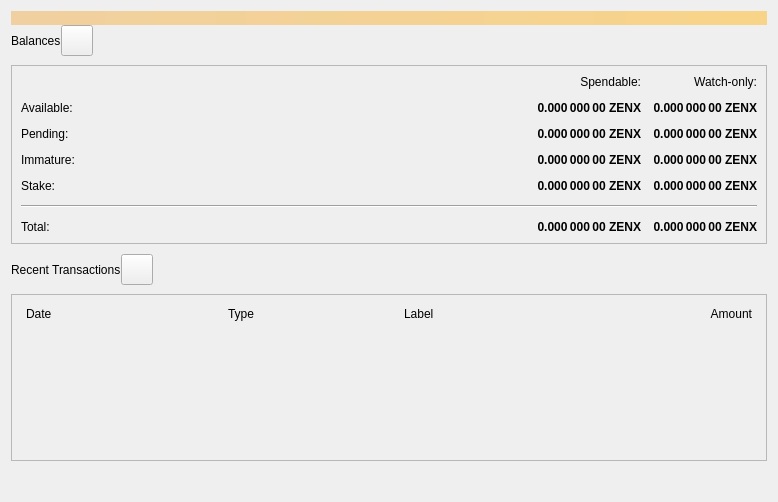
Before: the Qt Designer form src/qt/forms/overviewpage.ui in zentoshi/zentoshi, drawn with Qt 5.
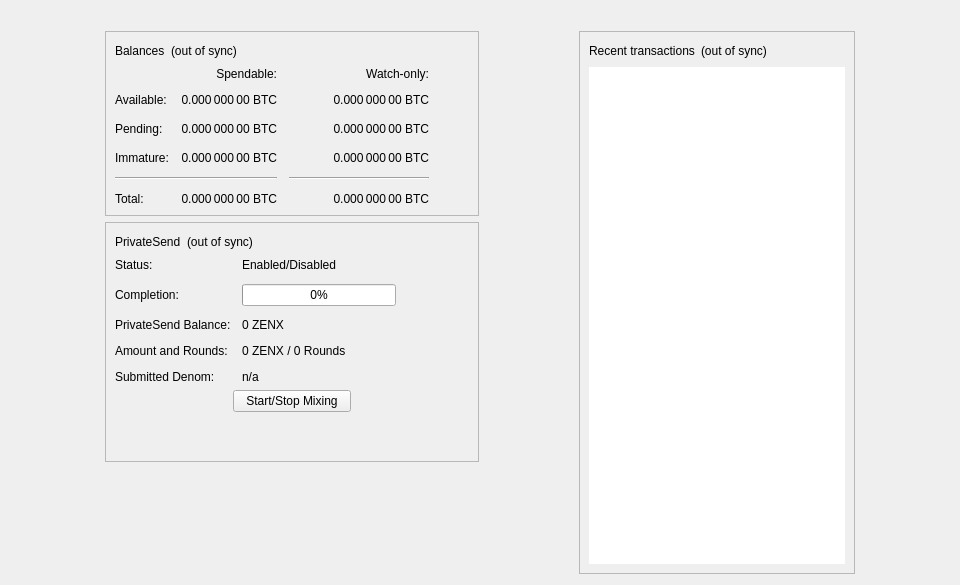
After: the same form once the commit is applied. Icons and pictures are not drawn.

The edit to the form file:
```diff
--- a/src/qt/forms/overviewpage.ui
+++ b/src/qt/forms/overviewpage.ui
@@ -6,25 +6,25 @@
    <rect>
     <x>0</x>
     <y>0</y>
-    <width>778</width>
-    <height>502</height>
+    <width>960</width>
+    <height>585</height>
    </rect>
   </property>
+  <property name="minimumSize">
+   <size>
+    <width>960</width>
+    <height>0</height>
+   </size>
+  </property>
   <property name="windowTitle">
    <string>Form</string>
   </property>
   <layout class="QVBoxLayout" name="topLayout">
-   <property name="spacing">
-    <number>0</number>
-   </property>
    <item>
     <widget class="QLabel" name="labelAlerts">
      <property name="visible">
       <bool>false</bool>
      </property>
-     <property name="styleSheet">
-      <string notr="true">QLabel { background-color: qlineargradient(x1: 0, y1: 0, x2: 1, y2: 0, stop:0 #F0D0A0, stop:1 #F8D488); color:#000000; }</string>
-     </property>
      <property name="wordWrap">
       <bool>true</bool>
      </property>
@@ -37,70 +37,27 @@
     </widget>
    </item>
    <item>
-    <layout class="QGridLayout" name="gridLayout_2">
-     <item row="0" column="0">
-      <layout class="QHBoxLayout" name="horizontalLayout_2">
-       <property name="bottomMargin">
-        <number>9</number>
-       </property>
+    <layout class="QHBoxLayout" name="horizontalLayout" stretch="1,0,1,0,1">
        <item>
-        <widget class="QLabel" name="labelBalances">
-         <property name="text">
-          <string>Balances</string>
-         </property>
-        </widget>
-       </item>
-       <item>
-        <widget class="QToolButton" name="labelWalletStatus">
-         <property name="enabled">
-          <bool>true</bool>
-         </property>
-         <property name="toolTip">
-          <string>The displayed information may be out of date. Your wallet automatically synchronizes with the Zentoshi network after a connection is established, but this process has not completed yet.</string>
-         </property>
-         <property name="text">
-          <string/>
-         </property>
-         <property name="icon">
-          <iconset>
-           <normaloff>:/icons/warning</normaloff>
-           <disabledoff>:/icons/warning</disabledoff>:/icons/warning</iconset>
-         </property>
-         <property name="iconSize">
-          <size>
-           <width>24</width>
-           <height>24</height>
-          </size>
-         </property>
-         <property name="flat" stdset="0">
-          <bool>false</bool>
-         </property>
-        </widget>
-       </item>
-       <item>
-        <spacer name="horizontalSpacer">
+      <spacer name="horizontalSpacerLeft">
          <property name="orientation">
           <enum>Qt::Horizontal</enum>
          </property>
+       <property name="sizeType">
+        <enum>QSizePolicy::Preferred</enum>
+       </property>
          <property name="sizeHint" stdset="0">
           <size>
-           <width>40</width>
+         <width>10</width>
            <height>20</height>
           </size>
          </property>
         </spacer>
        </item>
-      </layout>
-     </item>
-     <item row="0" column="1">
-      <layout class="QHBoxLayout" name="horizontalLayout_4">
-       <property name="bottomMargin">
-        <number>9</number>
-       </property>
-      </layout>
-     </item>
-     <item row="1" column="0">
-      <widget class="QFrame" name="frameBalances">
+     <item>
+      <layout class="QVBoxLayout" name="verticalLayout_2">
+       <item>
+        <widget class="QFrame" name="frame">
        <property name="frameShape">
         <enum>QFrame::StyledPanel</enum>
        </property>
@@ -108,19 +65,50 @@
         <enum>QFrame::Raised</enum>
        </property>
        <layout class="QVBoxLayout" name="verticalLayout_4">
+          <item>
+           <layout class="QHBoxLayout" name="horizontalLayout_4">
+            <item>
+             <widget class="QLabel" name="label_5">
+              <property name="text">
+               <string>Balances</string>
+              </property>
+             </widget>
+            </item>
+            <item>
+             <widget class="QLabel" name="labelWalletStatus">
+              <property name="toolTip">
+               <string>The displayed information may be out of date. Your wallet automatically synchronizes with the ZenX network after a connection is established, but this process has not completed yet.</string>
+              </property>
+              <property name="text">
+               <string notr="true">(out of sync)</string>
+              </property>
+              <property name="alignment">
+               <set>Qt::AlignLeading|Qt::AlignLeft|Qt::AlignVCenter</set>
+              </property>
+             </widget>
+            </item>
+            <item>
+             <spacer name="horizontalSpacer_3">
+              <property name="orientation">
+               <enum>Qt::Horizontal</enum>
+              </property>
+              <property name="sizeHint" stdset="0">
+               <size>
+                <width>40</width>
+                <height>20</height>
+               </size>
+              </property>
+             </spacer>
+            </item>
+           </layout>
+          </item>
         <item>
          <layout class="QGridLayout" name="gridLayout">
           <property name="spacing">
            <number>12</number>
           </property>
-          <item row="2" column="3">
+            <item row="2" column="2">
            <widget class="QLabel" name="labelWatchPending">
-            <property name="font">
-             <font>
-              <weight>75</weight>
-              <bold>true</bold>
-             </font>
-            </property>
             <property name="cursor">
              <cursorShape>IBeamCursor</cursorShape>
             </property>
@@ -128,7 +116,7 @@
              <string>Unconfirmed transactions to watch-only addresses</string>
             </property>
             <property name="text">
-             <string notr="true">0.000 000 00 ZENX</string>
+               <string notr="true">0.000 000 00 BTC</string>
             </property>
             <property name="alignment">
              <set>Qt::AlignRight|Qt::AlignTrailing|Qt::AlignVCenter</set>
@@ -138,14 +126,8 @@
             </property>
            </widget>
           </item>
-          <item row="2" column="2">
+            <item row="2" column="1">
            <widget class="QLabel" name="labelUnconfirmed">
-            <property name="font">
-             <font>
-              <weight>75</weight>
-              <bold>true</bold>
-             </font>
-            </property>
             <property name="cursor">
              <cursorShape>IBeamCursor</cursorShape>
             </property>
@@ -153,7 +135,7 @@
              <string>Total of transactions that have yet to be confirmed, and do not yet count toward the spendable balance</string>
             </property>
             <property name="text">
-             <string notr="true">0.000 000 00 ZENX</string>
+               <string notr="true">0.000 000 00 BTC</string>
             </property>
             <property name="alignment">
              <set>Qt::AlignRight|Qt::AlignTrailing|Qt::AlignVCenter</set>
@@ -164,13 +146,59 @@
            </widget>
           </item>
           <item row="3" column="2">
+             <widget class="QLabel" name="labelWatchImmature">
+              <property name="cursor">
+               <cursorShape>IBeamCursor</cursorShape>
+              </property>
+              <property name="toolTip">
+               <string>Mined balance in watch-only addresses that has not yet matured</string>
+              </property>
+              <property name="text">
+               <string notr="true">0.000 000 00 BTC</string>
+              </property>
+              <property name="alignment">
+               <set>Qt::AlignRight|Qt::AlignTrailing|Qt::AlignVCenter</set>
+              </property>
+              <property name="textInteractionFlags">
+               <set>Qt::LinksAccessibleByMouse|Qt::TextSelectableByKeyboard|Qt::TextSelectableByMouse</set>
+              </property>
+             </widget>
+            </item>
+            <item row="4" column="0" colspan="2">
+             <widget class="Line" name="lineSpendableBalance">
+              <property name="orientation">
+               <enum>Qt::Horizontal</enum>
+              </property>
+             </widget>
+            </item>
+            <item row="4" column="2">
+             <widget class="Line" name="lineWatchBalance">
+              <property name="sizePolicy">
+               <sizepolicy hsizetype="Preferred" vsizetype="Fixed">
+                <horstretch>0</horstretch>
+                <verstretch>0</verstretch>
+               </sizepolicy>
+              </property>
+              <property name="minimumSize">
+               <size>
+                <width>140</width>
+                <height>0</height>
+               </size>
+              </property>
+              <property name="orientation">
+               <enum>Qt::Horizontal</enum>
+              </property>
+             </widget>
+            </item>
+            <item row="5" column="0">
+             <widget class="QLabel" name="labelTotalText">
+              <property name="text">
+               <string>Total:</string>
+              </property>
+             </widget>
+            </item>
+            <item row="3" column="1">
            <widget class="QLabel" name="labelImmature">
-            <property name="font">
-             <font>
-              <weight>75</weight>
-              <bold>true</bold>
-             </font>
-            </property>
             <property name="cursor">
              <cursorShape>IBeamCursor</cursorShape>
             </property>
@@ -178,7 +206,7 @@
              <string>Mined balance that has not yet matured</string>
             </property>
             <property name="text">
-             <string notr="true">0.000 000 00 ZENX</string>
+               <string notr="true">0.000 000 00 BTC</string>
             </property>
             <property name="alignment">
              <set>Qt::AlignRight|Qt::AlignTrailing|Qt::AlignVCenter</set>
@@ -188,6 +216,19 @@
             </property>
            </widget>
           </item>
+            <item row="2" column="3">
+             <spacer name="horizontalSpacer_2">
+              <property name="orientation">
+               <enum>Qt::Horizontal</enum>
+              </property>
+              <property name="sizeHint" stdset="0">
+               <size>
+                <width>40</width>
+                <height>20</height>
+               </size>
+              </property>
+             </spacer>
+            </item>
           <item row="3" column="0">
            <widget class="QLabel" name="labelImmatureText">
             <property name="text">
@@ -195,7 +236,45 @@
             </property>
            </widget>
           </item>
-          <item row="0" column="3">
+            <item row="5" column="1">
+             <widget class="QLabel" name="labelTotal">
+              <property name="cursor">
+               <cursorShape>IBeamCursor</cursorShape>
+              </property>
+              <property name="toolTip">
+               <string>Your current total balance</string>
+              </property>
+              <property name="text">
+               <string notr="true">0.000 000 00 BTC</string>
+              </property>
+              <property name="alignment">
+               <set>Qt::AlignRight|Qt::AlignTrailing|Qt::AlignVCenter</set>
+              </property>
+              <property name="textInteractionFlags">
+               <set>Qt::LinksAccessibleByMouse|Qt::TextSelectableByKeyboard|Qt::TextSelectableByMouse</set>
+              </property>
+             </widget>
+            </item>
+            <item row="5" column="2">
+             <widget class="QLabel" name="labelWatchTotal">
+              <property name="cursor">
+               <cursorShape>IBeamCursor</cursorShape>
+              </property>
+              <property name="toolTip">
+               <string>Current total balance in watch-only addresses</string>
+              </property>
+              <property name="text">
+               <string notr="true">0.000 000 00 BTC</string>
+              </property>
+              <property name="alignment">
+               <set>Qt::AlignRight|Qt::AlignTrailing|Qt::AlignVCenter</set>
+              </property>
+              <property name="textInteractionFlags">
+               <set>Qt::LinksAccessibleByMouse|Qt::TextSelectableByKeyboard|Qt::TextSelectableByMouse</set>
+              </property>
+             </widget>
+            </item>
+            <item row="0" column="2">
            <widget class="QLabel" name="labelWatchonly">
             <property name="text">
              <string>Watch-only:</string>
@@ -212,14 +291,8 @@
             </property>
            </widget>
           </item>
-          <item row="1" column="2">
+            <item row="1" column="1">
            <widget class="QLabel" name="labelBalance">
-            <property name="font">
-             <font>
-              <weight>75</weight>
-              <bold>true</bold>
-             </font>
-            </property>
             <property name="cursor">
              <cursorShape>IBeamCursor</cursorShape>
             </property>
@@ -227,7 +300,7 @@
              <string>Your current spendable balance</string>
             </property>
             <property name="text">
-             <string notr="true">0.000 000 00 ZENX</string>
+               <string notr="true">0.000 000 00 BTC</string>
             </property>
             <property name="alignment">
              <set>Qt::AlignRight|Qt::AlignTrailing|Qt::AlignVCenter</set>
@@ -237,14 +310,8 @@
             </property>
            </widget>
           </item>
-          <item row="1" column="3">
+            <item row="1" column="2">
            <widget class="QLabel" name="labelWatchAvailable">
-            <property name="font">
-             <font>
-              <weight>75</weight>
-              <bold>true</bold>
-             </font>
-            </property>
             <property name="cursor">
              <cursorShape>IBeamCursor</cursorShape>
             </property>
@@ -252,7 +319,7 @@
              <string>Your current balance in watch-only addresses</string>
             </property>
             <property name="text">
-             <string notr="true">0.000 000 00 ZENX</string>
+               <string notr="true">0.000 000 00 BTC</string>
             </property>
             <property name="alignment">
              <set>Qt::AlignRight|Qt::AlignTrailing|Qt::AlignVCenter</set>
@@ -269,7 +336,7 @@
             </property>
            </widget>
           </item>
-          <item row="0" column="2">
+            <item row="0" column="1">
            <widget class="QLabel" name="labelSpendable">
             <property name="text">
              <string>Spendable:</string>
@@ -279,140 +346,163 @@
             </property>
            </widget>
           </item>
+           </layout>
+          </item>
+         </layout>
+        </widget>
+       </item>
+       <item>
+        <widget class="QFrame" name="framePrivateSend">
+         <property name="layoutDirection">
+          <enum>Qt::LeftToRight</enum>
+         </property>
+         <property name="frameShape">
+          <enum>QFrame::StyledPanel</enum>
+         </property>
+         <property name="frameShadow">
+          <enum>QFrame::Raised</enum>
+         </property>
+         <layout class="QVBoxLayout" name="VerticalLayout_PS1">
+          <item>
+           <layout class="QHBoxLayout" name="horizontalLayout_5">
+            <item>
+             <widget class="QLabel" name="labelPrivateSendHeader">
+              <property name="text">
+               <string>PrivateSend</string>
+              </property>
+             </widget>
+            </item>
+            <item>
+             <widget class="QLabel" name="labelPrivateSendSyncStatus">
+              <property name="toolTip">
+               <string>The displayed information may be out of date. Your wallet automatically synchronizes with the ZenX network after a connection is established, but this process has not completed yet.</string>
+              </property>
+              <property name="text">
+               <string notr="true">(out of sync)</string>
+              </property>
+              <property name="alignment">
+               <set>Qt::AlignLeading|Qt::AlignLeft|Qt::AlignVCenter</set>
+              </property>
+             </widget>
+            </item>
+            <item>
+             <spacer name="horizontalSpacer_4">
+              <property name="orientation">
+               <enum>Qt::Horizontal</enum>
+              </property>
+              <property name="sizeHint" stdset="0">
+               <size>
+                <width>40</width>
+                <height>20</height>
+               </size>
+              </property>
+             </spacer>
+            </item>
+           </layout>
+          </item>
+          <item>
+           <layout class="QFormLayout" name="privateSendFormLayout">
+            <property name="fieldGrowthPolicy">
+             <enum>QFormLayout::AllNonFixedFieldsGrow</enum>
+            </property>
+            <property name="horizontalSpacing">
+             <number>11</number>
+            </property>
+            <property name="verticalSpacing">
+             <number>12</number>
+            </property>
+            <item row="0" column="0">
+             <widget class="QLabel" name="labelPrivateSendEnabledText">
+              <property name="text">
+               <string>Status:</string>
+              </property>
+             </widget>
+            </item>
+            <item row="0" column="1">
+             <widget class="QLabel" name="labelPrivateSendEnabled">
+              <property name="text">
+               <string>Enabled/Disabled</string>
+              </property>
+             </widget>
+            </item>
+            <item row="1" column="0">
+             <widget class="QLabel" name="labelCompletitionText">
+              <property name="text">
+               <string>Completion:</string>
+              </property>
+             </widget>
+            </item>
+            <item row="1" column="1">
+             <widget class="QProgressBar" name="privateSendProgress">
+              <property name="maximumSize">
+               <size>
+                <width>154</width>
+                <height>16777215</height>
+               </size>
+              </property>
+              <property name="value">
+               <number>0</number>
+              </property>
+             </widget>
+            </item>
+            <item row="2" column="0">
+             <widget class="QLabel" name="labelAnonymizedText">
+              <property name="text">
+               <string>PrivateSend Balance:</string>
+              </property>
+             </widget>
+            </item>
+            <item row="2" column="1">
+             <widget class="QLabel" name="labelAnonymized">
+              <property name="text">
+               <string notr="true">0 ZENX</string>
+              </property>
+             </widget>
+            </item>
+            <item row="3" column="0">
+             <widget class="QLabel" name="labelAmountAndRoundsText">
+              <property name="text">
+               <string>Amount and Rounds:</string>
+              </property>
+             </widget>
+            </item>
+            <item row="3" column="1">
+             <widget class="QLabel" name="labelAmountRounds">
+              <property name="text">
+               <string>0 ZENX / 0 Rounds</string>
+              </property>
+             </widget>
+            </item>
           <item row="4" column="0">
-           <widget class="QLabel" name="labelStakedText">
+             <widget class="QLabel" name="labelSubmittedDenomText">
             <property name="text">
-             <string>Stake:</string>
+               <string>Submitted Denom:</string>
             </property>
            </widget>
           </item>
-          <item row="4" column="2">
-           <widget class="QLabel" name="labelStaked">
-            <property name="font">
-             <font>
-              <weight>75</weight>
-              <bold>true</bold>
-             </font>
-            </property>
-            <property name="text">
-             <string>0.000 000 00 ZENX</string>
-            </property>
-            <property name="alignment">
-             <set>Qt::AlignRight|Qt::AlignTrailing|Qt::AlignVCenter</set>
-            </property>
-            <property name="textInteractionFlags">
-             <set>Qt::LinksAccessibleByMouse|Qt::TextSelectableByKeyboard|Qt::TextSelectableByMouse</set>
-            </property>
-           </widget>
-          </item>
-          <item row="4" column="3">
-           <widget class="QLabel" name="labelWatchStaked">
-            <property name="font">
-             <font>
-              <weight>75</weight>
-              <bold>true</bold>
-             </font>
-            </property>
-            <property name="text">
-             <string>0.000 000 00 ZENX</string>
-            </property>
-            <property name="alignment">
-             <set>Qt::AlignRight|Qt::AlignTrailing|Qt::AlignVCenter</set>
-            </property>
-            <property name="textInteractionFlags">
-             <set>Qt::LinksAccessibleByMouse|Qt::TextSelectableByKeyboard|Qt::TextSelectableByMouse</set>
-            </property>
-           </widget>
-          </item>
-          <item row="3" column="3">
-           <widget class="QLabel" name="labelWatchImmature">
-            <property name="font">
-             <font>
-              <weight>75</weight>
-              <bold>true</bold>
-             </font>
-            </property>
-            <property name="cursor">
-             <cursorShape>IBeamCursor</cursorShape>
-            </property>
+            <item row="4" column="1">
+             <widget class="QLabel" name="labelSubmittedDenom">
             <property name="toolTip">
              <string>Mined balance in watch-only addresses that has not yet matured</string>
             </property>
             <property name="text">
-             <string notr="true">0.000 000 00 ZENX</string>
-            </property>
-            <property name="alignment">
-             <set>Qt::AlignRight|Qt::AlignTrailing|Qt::AlignVCenter</set>
-            </property>
-            <property name="textInteractionFlags">
-             <set>Qt::LinksAccessibleByMouse|Qt::TextSelectableByKeyboard|Qt::TextSelectableByMouse</set>
-            </property>
-           </widget>
-          </item>
-          <item row="7" column="3">
-           <widget class="QLabel" name="labelWatchTotal">
-            <property name="font">
-             <font>
-              <weight>75</weight>
-              <bold>true</bold>
-             </font>
-            </property>
-            <property name="cursor">
-             <cursorShape>IBeamCursor</cursorShape>
-            </property>
-            <property name="toolTip">
-             <string>Current total balance in watch-only addresses</string>
-            </property>
-            <property name="text">
-             <string notr="true">0.000 000 00 ZENX</string>
-            </property>
-            <property name="alignment">
-             <set>Qt::AlignRight|Qt::AlignTrailing|Qt::AlignVCenter</set>
-            </property>
-            <property name="textInteractionFlags">
-             <set>Qt::LinksAccessibleByMouse|Qt::TextSelectableByKeyboard|Qt::TextSelectableByMouse</set>
-            </property>
-           </widget>
+               <string>n/a</string>
+              </property>
+              <property name="wordWrap">
+               <bool>true</bool>
+              </property>
+             </widget>
+            </item>
+           </layout>
           </item>
-          <item row="5" column="0" colspan="4">
-           <spacer name="verticalSpacer">
-            <property name="orientation">
-             <enum>Qt::Vertical</enum>
-            </property>
-            <property name="sizeHint" stdset="0">
-             <size>
-              <width>20</width>
-              <height>40</height>
-             </size>
-            </property>
-           </spacer>
-          </item>
-          <item row="7" column="2">
-           <widget class="QLabel" name="labelTotal">
-            <property name="font">
-             <font>
-              <weight>75</weight>
-              <bold>true</bold>
-             </font>
-            </property>
-            <property name="cursor">
-             <cursorShape>IBeamCursor</cursorShape>
-            </property>
-            <property name="toolTip">
-             <string>Your current total balance</string>
-            </property>
-            <property name="text">
-             <string notr="true">0.000 000 00 ZENX</string>
-            </property>
-            <property name="alignment">
-             <set>Qt::AlignRight|Qt::AlignTrailing|Qt::AlignVCenter</set>
-            </property>
-            <property name="textInteractionFlags">
-             <set>Qt::LinksAccessibleByMouse|Qt::TextSelectableByKeyboard|Qt::TextSelectableByMouse</set>
-            </property>
-           </widget>
-          </item>
-          <item row="0" column="1" rowspan="5">
+          <item>
+           <layout class="QVBoxLayout" name="VerticalLayout_PS">
+            <item>
+             <layout class="QHBoxLayout" name="horizontalLayout_3">
+              <property name="topMargin">
+               <number>0</number>
+              </property>
+              <item>
            <spacer name="horizontalSpacer_5">
             <property name="orientation">
              <enum>Qt::Horizontal</enum>
@@ -425,84 +515,21 @@
             </property>
            </spacer>
           </item>
-          <item row="7" column="0">
-           <widget class="QLabel" name="labelTotalText">
-            <property name="text">
-             <string>Total:        </string>
-            </property>
-           </widget>
-          </item>
-          <item row="6" column="0" colspan="4">
-           <widget class="Line" name="hLine">
-            <property name="orientation">
-             <enum>Qt::Horizontal</enum>
-            </property>
-           </widget>
-          </item>
-         </layout>
-        </item>
-       </layout>
-      </widget>
-     </item>
-    </layout>
-   </item>
    <item>
-    <spacer name="verticalSpacer_4">
-     <property name="orientation">
-      <enum>Qt::Vertical</enum>
-     </property>
-     <property name="sizeType">
-      <enum>QSizePolicy::Fixed</enum>
-     </property>
-     <property name="sizeHint" stdset="0">
-      <size>
-       <width>20</width>
-       <height>10</height>
-      </size>
-     </property>
-    </spacer>
-   </item>
-   <item>
-    <layout class="QHBoxLayout" name="horizontalLayout_6">
-     <property name="bottomMargin">
-      <number>9</number>
-     </property>
-     <item>
-      <widget class="QLabel" name="labelRecentTransactions">
+               <widget class="QPushButton" name="togglePrivateSend">
+                <property name="sizePolicy">
+                 <sizepolicy hsizetype="MinimumExpanding" vsizetype="Fixed">
+                  <horstretch>0</horstretch>
+                  <verstretch>0</verstretch>
+                 </sizepolicy>
+                </property>
        <property name="text">
-        <string>Recent Transactions</string>
+                 <string>Start/Stop Mixing</string>
        </property>
       </widget>
      </item>
      <item>
-      <widget class="QToolButton" name="labelTransactionsStatus">
-       <property name="enabled">
-        <bool>true</bool>
-       </property>
-       <property name="toolTip">
-        <string>The displayed information may be out of date. Your wallet automatically synchronizes with the Zentoshi network after a connection is established, but this process has not completed yet.</string>
-       </property>
-       <property name="text">
-        <string/>
-       </property>
-       <property name="icon">
-        <iconset>
-         <normaloff>:/icons/warning</normaloff>
-         <disabledoff>:/icons/warning</disabledoff>:/icons/warning</iconset>
-       </property>
-       <property name="iconSize">
-        <size>
-         <width>24</width>
-         <height>24</height>
-        </size>
-       </property>
-       <property name="flat" stdset="0">
-        <bool>false</bool>
-       </property>
-      </widget>
-     </item>
-     <item>
-      <spacer name="horizontalSpacer_3">
+               <spacer name="horizontalSpacer_6">
        <property name="orientation">
         <enum>Qt::Horizontal</enum>
        </property>
@@ -515,6 +542,52 @@
       </spacer>
      </item>
     </layout>
+            </item>
+            <item>
+             <spacer name="verticalSpacer_3">
+              <property name="orientation">
+               <enum>Qt::Vertical</enum>
+              </property>
+              <property name="sizeHint" stdset="0">
+               <size>
+                <width>20</width>
+                <height>40</height>
+               </size>
+              </property>
+             </spacer>
+            </item>
+           </layout>
+          </item>
+         </layout>
+        </widget>
+       </item>
+       <item>
+        <spacer name="verticalSpacer">
+         <property name="orientation">
+          <enum>Qt::Vertical</enum>
+         </property>
+         <property name="sizeHint" stdset="0">
+          <size>
+           <width>20</width>
+           <height>40</height>
+          </size>
+         </property>
+        </spacer>
+       </item>
+      </layout>
+     </item>
+     <item>
+      <spacer name="horizontalSpacerCenter">
+       <property name="orientation">
+        <enum>Qt::Horizontal</enum>
+       </property>
+       <property name="sizeHint" stdset="0">
+        <size>
+         <width>10</width>
+         <height>20</height>
+        </size>
+       </property>
+      </spacer>
    </item>
    <item>
     <layout class="QVBoxLayout" name="verticalLayout_3">
@@ -528,70 +601,44 @@
        </property>
        <layout class="QVBoxLayout" name="verticalLayout_8">
         <item>
-         <layout class="QHBoxLayout" name="horizontalLayout_3">
-          <property name="spacing">
-           <number>5</number>
-          </property>
-          <property name="leftMargin">
-           <number>5</number>
-          </property>
-          <property name="rightMargin">
-           <number>5</number>
-          </property>
+           <layout class="QHBoxLayout" name="horizontalLayout_2">
+            <item>
+             <widget class="QLabel" name="label_4">
+              <property name="text">
+               <string>Recent transactions</string>
+              </property>
+             </widget>
+            </item>
           <item>
-           <widget class="QLabel" name="labelDate">
+             <widget class="QLabel" name="labelTransactionsStatus">
+              <property name="toolTip">
+               <string>The displayed information may be out of date. Your wallet automatically synchronizes with the ZenX network after a connection is established, but this process has not completed yet.</string>
+              </property>
             <property name="text">
-             <string>Date</string>
-            </property>
+               <string notr="true">(out of sync)</string>
+              </property>
+              <property name="alignment">
+               <set>Qt::AlignLeading|Qt::AlignLeft|Qt::AlignVCenter</set>
+              </property>
            </widget>
           </item>
           <item>
-           <spacer name="horizontalSpacer_2">
+             <spacer name="horizontalSpacer">
             <property name="orientation">
              <enum>Qt::Horizontal</enum>
             </property>
-            <property name="sizeType">
-             <enum>QSizePolicy::Fixed</enum>
-            </property>
             <property name="sizeHint" stdset="0">
              <size>
-              <width>25</width>
+                <width>40</width>
               <height>20</height>
              </size>
             </property>
            </spacer>
           </item>
-          <item>
-           <widget class="QLabel" name="labelType">
-            <property name="text">
-             <string>Type</string>
-            </property>
-           </widget>
-          </item>
-          <item>
-           <widget class="QLabel" name="labelAddress">
-            <property name="text">
-             <string>Label</string>
-            </property>
-           </widget>
-          </item>
-          <item>
-           <widget class="QLabel" name="labelAmount">
-            <property name="text">
-             <string>Amount</string>
-            </property>
-            <property name="alignment">
-             <set>Qt::AlignRight|Qt::AlignTrailing|Qt::AlignVCenter</set>
-            </property>
-           </widget>
-          </item>
          </layout>
         </item>
         <item>
          <widget class="QListView" name="listTransactions">
-          <property name="styleSheet">
-           <string notr="true">QListView { background: transparent; }</string>
-          </property>
           <property name="frameShape">
            <enum>QFrame::NoFrame</enum>
           </property>
@@ -606,28 +653,23 @@
        </layout>
       </widget>
      </item>
+      </layout>
+     </item>
      <item>
-      <layout class="QHBoxLayout" name="horizontalLayout">
-       <property name="topMargin">
-        <number>5</number>
-       </property>
-       <property name="bottomMargin">
-        <number>5</number>
-       </property>
-       <item>
-        <spacer name="horizontalSpacer_6">
+      <spacer name="horizontalSpacerRight">
          <property name="orientation">
           <enum>Qt::Horizontal</enum>
          </property>
+       <property name="sizeType">
+        <enum>QSizePolicy::Preferred</enum>
+       </property>
          <property name="sizeHint" stdset="0">
           <size>
-           <width>40</width>
+         <width>10</width>
            <height>20</height>
           </size>
          </property>
         </spacer>
-       </item>
-      </layout>
      </item>
     </layout>
    </item>
```
Left out of the diff: 9 changed lines with no effect on the pictures. Lines whose indentation alone changed are shown as unchanged.
